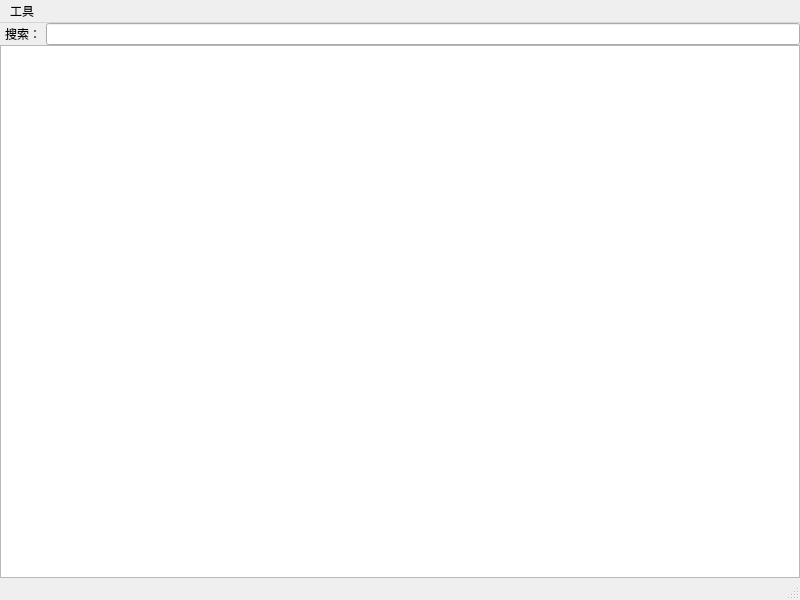
The window that python/qt/GenConfigTool/main.ui (dizengrong/dzr_code_2017) describes before a commit, drawn with Qt 5.
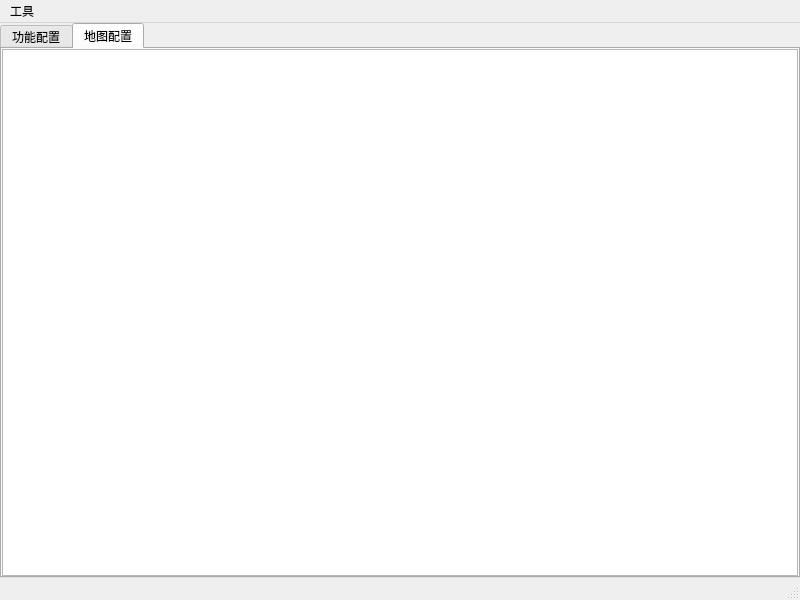
The same window after the commit. The open tabs and pages were chosen to show the change.

```diff
--- a/python/qt/GenConfigTool/main.ui
+++ b/python/qt/GenConfigTool/main.ui
@@ -14,7 +14,7 @@
    <string>配置导出工具</string>
   </property>
   <widget class="QWidget" name="centralwidget">
-   <layout class="QVBoxLayout" name="verticalLayout_2">
+   <layout class="QVBoxLayout" name="verticalLayout">
     <property name="spacing">
      <number>0</number>
     </property>
@@ -31,44 +31,104 @@
      <number>0</number>
     </property>
     <item>
-     <layout class="QVBoxLayout" name="verticalLayout">
-      <item>
-       <layout class="QHBoxLayout" name="horizontalLayout">
+     <widget class="QTabWidget" name="tabWidget">
+      <property name="currentIndex">
+       <number>0</number>
+      </property>
+      <widget class="QWidget" name="tab1">
+       <attribute name="title">
+        <string>功能配置</string>
+       </attribute>
+       <layout class="QVBoxLayout" name="verticalLayout_2">
         <property name="spacing">
-         <number>5</number>
+         <number>1</number>
         </property>
         <property name="leftMargin">
          <number>5</number>
         </property>
         <property name="topMargin">
+         <number>2</number>
+        </property>
+        <property name="rightMargin">
          <number>0</number>
         </property>
         <property name="bottomMargin">
          <number>0</number>
         </property>
         <item>
-         <widget class="QLabel" name="label">
-          <property name="text">
-           <string>搜索：</string>
+         <layout class="QHBoxLayout" name="horizontalLayout">
+          <property name="spacing">
+           <number>5</number>
           </property>
-         </widget>
+          <property name="leftMargin">
+           <number>5</number>
+          </property>
+          <property name="topMargin">
+           <number>0</number>
+          </property>
+          <property name="bottomMargin">
+           <number>0</number>
+          </property>
+          <item>
+           <widget class="QLabel" name="label">
+            <property name="text">
+             <string>搜索：</string>
+            </property>
+           </widget>
+          </item>
+          <item>
+           <widget class="QLineEdit" name="m_search_edit"/>
+          </item>
+         </layout>
         </item>
         <item>
-         <widget class="QLineEdit" name="m_search_edit"/>
+         <widget class="QTableWidget" name="m_table">
+          <property name="editTriggers">
+           <set>QAbstractItemView::NoEditTriggers</set>
+          </property>
+          <property name="selectionMode">
+           <enum>QAbstractItemView::SingleSelection</enum>
+          </property>
+         </widget>
         </item>
        </layout>
-      </item>
-      <item>
-       <widget class="QTableWidget" name="m_table">
-        <property name="editTriggers">
-         <set>QAbstractItemView::NoEditTriggers</set>
+      </widget>
+      <widget class="QWidget" name="tab2">
+       <attribute name="title">
+        <string>地图配置</string>
+       </attribute>
+       <layout class="QHBoxLayout" name="horizontalLayout_2">
+        <property name="spacing">
+         <number>0</number>
         </property>
-        <property name="selectionMode">
-         <enum>QAbstractItemView::SingleSelection</enum>
+        <property name="leftMargin">
+         <number>0</number>
         </property>
-       </widget>
-      </item>
-     </layout>
+        <property name="topMargin">
+         <number>0</number>
+        </property>
+        <property name="rightMargin">
+         <number>0</number>
+        </property>
+        <property name="bottomMargin">
+         <number>0</number>
+        </property>
+        <item>
+         <widget class="QTableWidget" name="m_map_table">
+          <property name="styleSheet">
+           <string notr="true"/>
+          </property>
+          <property name="editTriggers">
+           <set>QAbstractItemView::NoEditTriggers</set>
+          </property>
+          <property name="selectionMode">
+           <enum>QAbstractItemView::SingleSelection</enum>
+          </property>
+         </widget>
+        </item>
+       </layout>
+      </widget>
+     </widget>
     </item>
    </layout>
   </widget>
```
Left out of the diff: 10 changed lines with no effect on the pictures.
